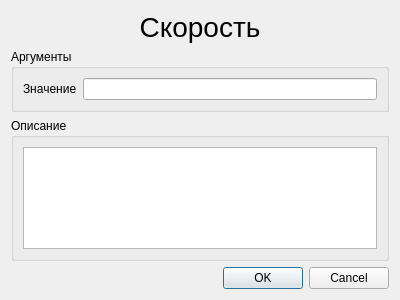
Old version of the form KAMEditor/gui/commands/velocitydialog.ui in the repository Xtail96/SML.
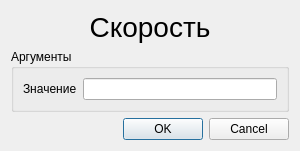
New version of the form.

```diff
--- a/KAMEditor/gui/commands/velocitydialog.ui
+++ b/KAMEditor/gui/commands/velocitydialog.ui
@@ -6,8 +6,8 @@
    <rect>
     <x>0</x>
     <y>0</y>
-    <width>400</width>
-    <height>300</height>
+    <width>300</width>
+    <height>150</height>
    </rect>
   </property>
   <property name="windowTitle">
@@ -48,18 +48,6 @@
      </layout>
     </widget>
    </item>
-   <item>
-    <widget class="QGroupBox" name="velocity_description_groupBox">
-     <property name="title">
-      <string>Описание</string>
-     </property>
-     <layout class="QGridLayout" name="gridLayout_2">
-      <item row="0" column="0">
-       <widget class="QTextEdit" name="velocity_description_textEdit"/>
-      </item>
-     </layout>
-    </widget>
-   </item>
    <item>
     <widget class="QDialogButtonBox" name="buttonBox">
      <property name="orientation">
```
Left out of the diff: 6 changed lines with no effect on the pictures.
